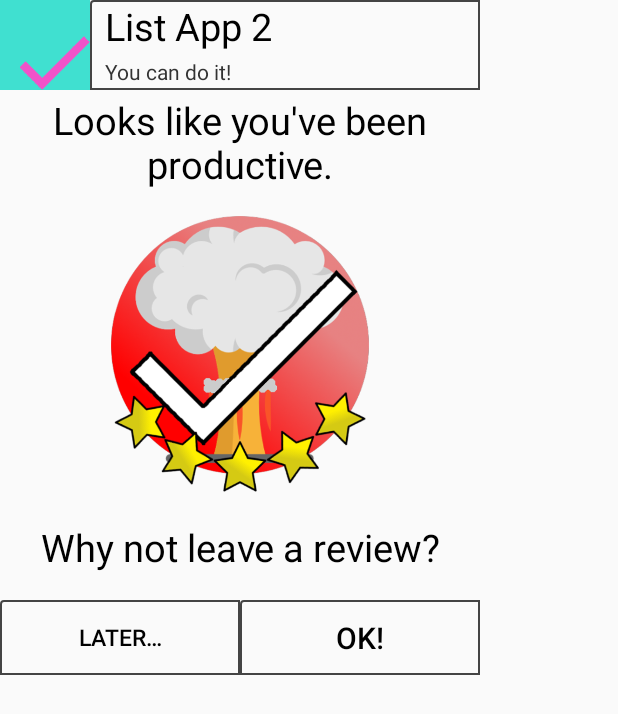
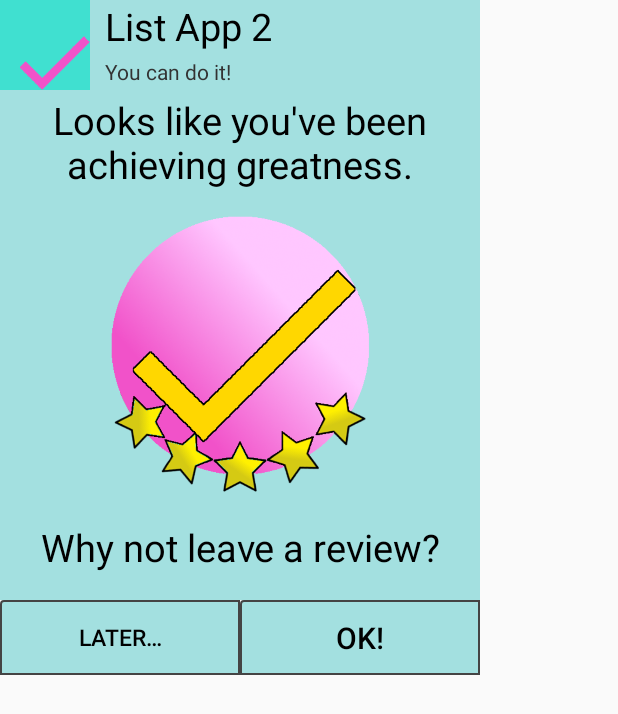
Before and after one commit to charliemcg/ListApp2, an Android app: the layout review_dialog_light.xml on its own in the app's theme, with its tools: preview values and no code run, on a phone screen of 412 x 824 dp. Shown: the top 714 px of the screen. Run offline under Robolectric (Android 15) with nearby library versions, the phone set to English and light mode, and no system bars.

Commit message:
Styled review prompt.

```diff
--- a/app/src/main/res/drawable/layout_border.xml
+++ b/app/src/main/res/drawable/layout_border.xml
@@ -1,5 +1,6 @@
 <shape xmlns:android="http://schemas.android.com/apk/res/android"
     android:shape="rectangle">
+    <solid android:color="@color/lightTurquoise"/>
     <corners
         android:radius="2dp"
         android:topRightRadius="0dp"
--- a/app/src/main/res/layout-land/review_dialog_light.xml
+++ b/app/src/main/res/layout-land/review_dialog_light.xml
@@ -8,7 +8,8 @@
   <LinearLayout
       android:layout_width="match_parent"
       android:layout_height="50dp"
-      android:orientation="horizontal">
+      android:orientation="horizontal"
+      android:background="@color/lightTurquoise">
 
     <ImageView
         android:layout_width="50dp"
@@ -19,8 +20,7 @@
     <LinearLayout
         android:layout_width="match_parent"
         android:layout_height="match_parent"
-        android:orientation="vertical"
-        android:background="@drawable/layout_border">
+        android:orientation="vertical">
 
       <TextView
           android:layout_width="match_parent"
@@ -51,13 +51,15 @@
       android:text="@string/looksLikeYouveBeen"
       android:textColor="@color/black"
       android:textSize="25dp"
-      android:textAlignment="center"/>
+      android:textAlignment="center"
+      android:background="@color/lightTurquoise"/>
 
   <ImageView
       android:layout_width="match_parent"
       android:layout_height="100dp"
       android:contentDescription="@string/accessMushroomCloudTick"
-      android:src="@drawable/mushroom_cloud"/>
+      android:src="@drawable/mushroom_cloud"
+      android:background="@color/lightTurquoise"/>
 
   <TextView
       android:layout_width="match_parent"
@@ -67,7 +69,8 @@
       android:text="@string/whyNoteLeaveAReview"
       android:textColor="@color/black"
       android:textSize="25dp"
-      android:textAlignment="center"/>
+      android:textAlignment="center"
+      android:background="@color/lightTurquoise"/>
 
   <LinearLayout
       android:layout_width="match_parent"
--- a/app/src/main/res/layout-sw320dp-land/review_dialog_light.xml
+++ b/app/src/main/res/layout-sw320dp-land/review_dialog_light.xml
@@ -8,7 +8,8 @@
   <LinearLayout
       android:layout_width="match_parent"
       android:layout_height="50dp"
-      android:orientation="horizontal">
+      android:orientation="horizontal"
+      android:background="@color/lightTurquoise">
 
     <ImageView
         android:layout_width="50dp"
@@ -19,8 +20,7 @@
     <LinearLayout
         android:layout_width="match_parent"
         android:layout_height="match_parent"
-        android:orientation="vertical"
-        android:background="@drawable/layout_border">
+        android:orientation="vertical">
 
       <TextView
           android:layout_width="match_parent"
@@ -50,14 +50,16 @@
       android:gravity="center"
       android:text="@string/looksLikeYouveBeen"
       android:textColor="@color/black"
-      android:textSize="25dp"
-      android:textAlignment="center"/>
+      android:textSize="20dp"
+      android:textAlignment="center"
+      android:background="@color/lightTurquoise"/>
 
   <ImageView
       android:layout_width="match_parent"
       android:layout_height="100dp"
       android:contentDescription="@string/accessMushroomCloudTick"
-      android:src="@drawable/mushroom_cloud"/>
+      android:src="@drawable/mushroom_cloud"
+      android:background="@color/lightTurquoise"/>
 
   <TextView
       android:layout_width="match_parent"
@@ -67,7 +69,8 @@
       android:text="@string/whyNoteLeaveAReview"
       android:textColor="@color/black"
       android:textSize="25dp"
-      android:textAlignment="center"/>
+      android:textAlignment="center"
+      android:background="@color/lightTurquoise"/>
 
   <LinearLayout
       android:layout_width="match_parent"
--- a/app/src/main/res/layout-sw320dp/review_dialog_light.xml
+++ b/app/src/main/res/layout-sw320dp/review_dialog_light.xml
@@ -8,7 +8,8 @@
   <LinearLayout
       android:layout_width="match_parent"
       android:layout_height="60dp"
-      android:orientation="horizontal">
+      android:orientation="horizontal"
+      android:background="@color/lightTurquoise">
 
     <ImageView
         android:layout_width="60dp"
@@ -19,8 +20,7 @@
     <LinearLayout
         android:layout_width="match_parent"
         android:layout_height="match_parent"
-        android:orientation="vertical"
-        android:background="@drawable/layout_border">
+        android:orientation="vertical">
 
       <TextView
           android:layout_width="match_parent"
@@ -51,13 +51,15 @@
       android:text="@string/looksLikeYouveBeen"
       android:textColor="@color/black"
       android:textSize="25dp"
-      android:textAlignment="center"/>
+      android:textAlignment="center"
+      android:background="@color/lightTurquoise"/>
 
   <ImageView
       android:layout_width="match_parent"
       android:layout_height="200dp"
       android:contentDescription="@string/accessMushroomCloudTick"
-      android:src="@drawable/mushroom_cloud"/>
+      android:src="@drawable/mushroom_cloud"
+      android:background="@color/lightTurquoise"/>
 
   <TextView
       android:layout_width="match_parent"
@@ -67,7 +69,8 @@
       android:text="@string/whyNoteLeaveAReview"
       android:textColor="@color/black"
       android:textSize="25dp"
-      android:textAlignment="center"/>
+      android:textAlignment="center"
+      android:background="@color/lightTurquoise"/>
 
   <LinearLayout
       android:layout_width="match_parent"
--- a/app/src/main/res/layout-sw480dp-land/review_dialog_light.xml
+++ b/app/src/main/res/layout-sw480dp-land/review_dialog_light.xml
@@ -8,7 +8,8 @@
   <LinearLayout
       android:layout_width="match_parent"
       android:layout_height="50dp"
-      android:orientation="horizontal">
+      android:orientation="horizontal"
+      android:background="@color/lightTurquoise">
 
     <ImageView
         android:layout_width="50dp"
@@ -19,8 +20,7 @@
     <LinearLayout
         android:layout_width="match_parent"
         android:layout_height="match_parent"
-        android:orientation="vertical"
-        android:background="@drawable/layout_border">
+        android:orientation="vertical">
 
       <TextView
           android:layout_width="match_parent"
@@ -50,14 +50,16 @@
       android:gravity="center"
       android:text="@string/looksLikeYouveBeen"
       android:textColor="@color/black"
-      android:textSize="25dp"
-      android:textAlignment="center"/>
+      android:textSize="20dp"
+      android:textAlignment="center"
+      android:background="@color/lightTurquoise"/>
 
   <ImageView
       android:layout_width="match_parent"
       android:layout_height="100dp"
       android:contentDescription="@string/accessMushroomCloudTick"
-      android:src="@drawable/mushroom_cloud"/>
+      android:src="@drawable/mushroom_cloud"
+      android:background="@color/lightTurquoise"/>
 
   <TextView
       android:layout_width="match_parent"
@@ -67,7 +69,8 @@
       android:text="@string/whyNoteLeaveAReview"
       android:textColor="@color/black"
       android:textSize="25dp"
-      android:textAlignment="center"/>
+      android:textAlignment="center"
+      android:background="@color/lightTurquoise"/>
 
   <LinearLayout
       android:layout_width="match_parent"
--- a/app/src/main/res/layout-sw480dp/review_dialog_light.xml
+++ b/app/src/main/res/layout-sw480dp/review_dialog_light.xml
@@ -8,7 +8,8 @@
   <LinearLayout
       android:layout_width="match_parent"
       android:layout_height="60dp"
-      android:orientation="horizontal">
+      android:orientation="horizontal"
+      android:background="@color/lightTurquoise">
 
     <ImageView
         android:layout_width="60dp"
@@ -19,8 +20,7 @@
     <LinearLayout
         android:layout_width="match_parent"
         android:layout_height="match_parent"
-        android:orientation="vertical"
-        android:background="@drawable/layout_border">
+        android:orientation="vertical">
 
       <TextView
           android:layout_width="match_parent"
@@ -51,13 +51,15 @@
       android:text="@string/looksLikeYouveBeen"
       android:textColor="@color/black"
       android:textSize="25dp"
-      android:textAlignment="center"/>
+      android:textAlignment="center"
+      android:background="@color/lightTurquoise"/>
 
   <ImageView
       android:layout_width="match_parent"
       android:layout_height="200dp"
       android:contentDescription="@string/accessMushroomCloudTick"
-      android:src="@drawable/mushroom_cloud"/>
+      android:src="@drawable/mushroom_cloud"
+      android:background="@color/lightTurquoise"/>
 
   <TextView
       android:layout_width="match_parent"
@@ -67,7 +69,8 @@
       android:text="@string/whyNoteLeaveAReview"
       android:textColor="@color/black"
       android:textSize="25dp"
-      android:textAlignment="center"/>
+      android:textAlignment="center"
+      android:background="@color/lightTurquoise"/>
 
   <LinearLayout
       android:layout_width="match_parent"
--- a/app/src/main/res/layout-sw600dp-land/review_dialog_light.xml
+++ b/app/src/main/res/layout-sw600dp-land/review_dialog_light.xml
@@ -8,7 +8,8 @@
   <LinearLayout
       android:layout_width="match_parent"
       android:layout_height="50dp"
-      android:orientation="horizontal">
+      android:orientation="horizontal"
+      android:background="@color/lightTurquoise">
 
     <ImageView
         android:layout_width="50dp"
@@ -19,8 +20,7 @@
     <LinearLayout
         android:layout_width="match_parent"
         android:layout_height="match_parent"
-        android:orientation="vertical"
-        android:background="@drawable/layout_border">
+        android:orientation="vertical">
 
       <TextView
           android:layout_width="match_parent"
@@ -50,14 +50,16 @@
       android:gravity="center"
       android:text="@string/looksLikeYouveBeen"
       android:textColor="@color/black"
-      android:textSize="25dp"
-      android:textAlignment="center"/>
+      android:textSize="20dp"
+      android:textAlignment="center"
+      android:background="@color/lightTurquoise"/>
 
   <ImageView
       android:layout_width="match_parent"
       android:layout_height="100dp"
       android:contentDescription="@string/accessMushroomCloudTick"
-      android:src="@drawable/mushroom_cloud"/>
+      android:src="@drawable/mushroom_cloud"
+      android:background="@color/lightTurquoise"/>
 
   <TextView
       android:layout_width="match_parent"
@@ -67,7 +69,8 @@
       android:text="@string/whyNoteLeaveAReview"
       android:textColor="@color/black"
       android:textSize="25dp"
-      android:textAlignment="center"/>
+      android:textAlignment="center"
+      android:background="@color/lightTurquoise"/>
 
   <LinearLayout
       android:layout_width="match_parent"
--- a/app/src/main/res/layout-sw600dp/review_dialog_light.xml
+++ b/app/src/main/res/layout-sw600dp/review_dialog_light.xml
@@ -8,7 +8,8 @@
   <LinearLayout
       android:layout_width="match_parent"
       android:layout_height="60dp"
-      android:orientation="horizontal">
+      android:orientation="horizontal"
+      android:background="@color/lightTurquoise">
 
     <ImageView
         android:layout_width="60dp"
@@ -19,8 +20,7 @@
     <LinearLayout
         android:layout_width="match_parent"
         android:layout_height="match_parent"
-        android:orientation="vertical"
-        android:background="@drawable/layout_border">
+        android:orientation="vertical">
 
       <TextView
           android:layout_width="match_parent"
@@ -51,13 +51,15 @@
       android:text="@string/looksLikeYouveBeen"
       android:textColor="@color/black"
       android:textSize="25dp"
-      android:textAlignment="center"/>
+      android:textAlignment="center"
+      android:background="@color/lightTurquoise"/>
 
   <ImageView
       android:layout_width="match_parent"
       android:layout_height="200dp"
       android:contentDescription="@string/accessMushroomCloudTick"
-      android:src="@drawable/mushroom_cloud"/>
+      android:src="@drawable/mushroom_cloud"
+      android:background="@color/lightTurquoise"/>
 
   <TextView
       android:layout_width="match_parent"
@@ -67,7 +69,8 @@
       android:text="@string/whyNoteLeaveAReview"
       android:textColor="@color/black"
       android:textSize="25dp"
-      android:textAlignment="center"/>
+      android:textAlignment="center"
+      android:background="@color/lightTurquoise"/>
 
   <LinearLayout
       android:layout_width="match_parent"
--- a/app/src/main/res/layout-sw720dp-land/review_dialog_light.xml
+++ b/app/src/main/res/layout-sw720dp-land/review_dialog_light.xml
@@ -8,7 +8,8 @@
   <LinearLayout
       android:layout_width="match_parent"
       android:layout_height="50dp"
-      android:orientation="horizontal">
+      android:orientation="horizontal"
+      android:background="@color/lightTurquoise">
 
     <ImageView
         android:layout_width="50dp"
@@ -19,8 +20,7 @@
     <LinearLayout
         android:layout_width="match_parent"
         android:layout_height="match_parent"
-        android:orientation="vertical"
-        android:background="@drawable/layout_border">
+        android:orientation="vertical">
 
       <TextView
           android:layout_width="match_parent"
@@ -50,14 +50,16 @@
       android:gravity="center"
       android:text="@string/looksLikeYouveBeen"
       android:textColor="@color/black"
-      android:textSize="25dp"
-      android:textAlignment="center"/>
+      android:textSize="20dp"
+      android:textAlignment="center"
+      android:background="@color/lightTurquoise"/>
 
   <ImageView
       android:layout_width="match_parent"
       android:layout_height="100dp"
       android:contentDescription="@string/accessMushroomCloudTick"
-      android:src="@drawable/mushroom_cloud"/>
+      android:src="@drawable/mushroom_cloud"
+      android:background="@color/lightTurquoise"/>
 
   <TextView
       android:layout_width="match_parent"
@@ -67,7 +69,8 @@
       android:text="@string/whyNoteLeaveAReview"
       android:textColor="@color/black"
       android:textSize="25dp"
-      android:textAlignment="center"/>
+      android:textAlignment="center"
+      android:background="@color/lightTurquoise"/>
 
   <LinearLayout
       android:layout_width="match_parent"
--- a/app/src/main/res/layout-sw720dp/review_dialog_light.xml
+++ b/app/src/main/res/layout-sw720dp/review_dialog_light.xml
@@ -8,7 +8,8 @@
   <LinearLayout
       android:layout_width="match_parent"
       android:layout_height="60dp"
-      android:orientation="horizontal">
+      android:orientation="horizontal"
+      android:background="@color/lightTurquoise">
 
     <ImageView
         android:layout_width="60dp"
@@ -19,8 +20,7 @@
     <LinearLayout
         android:layout_width="match_parent"
         android:layout_height="match_parent"
-        android:orientation="vertical"
-        android:background="@drawable/layout_border">
+        android:orientation="vertical">
 
       <TextView
           android:layout_width="match_parent"
@@ -51,13 +51,15 @@
       android:text="@string/looksLikeYouveBeen"
       android:textColor="@color/black"
       android:textSize="25dp"
-      android:textAlignment="center"/>
+      android:textAlignment="center"
+      android:background="@color/lightTurquoise"/>
 
   <ImageView
       android:layout_width="match_parent"
       android:layout_height="200dp"
       android:contentDescription="@string/accessMushroomCloudTick"
-      android:src="@drawable/mushroom_cloud"/>
+      android:src="@drawable/mushroom_cloud"
+      android:background="@color/lightTurquoise"/>
 
   <TextView
       android:layout_width="match_parent"
@@ -67,7 +69,8 @@
       android:text="@string/whyNoteLeaveAReview"
       android:textColor="@color/black"
       android:textSize="25dp"
-      android:textAlignment="center"/>
+      android:textAlignment="center"
+      android:background="@color/lightTurquoise"/>
 
   <LinearLayout
       android:layout_width="match_parent"
--- a/app/src/main/res/layout/review_dialog_light.xml
+++ b/app/src/main/res/layout/review_dialog_light.xml
@@ -8,7 +8,8 @@
   <LinearLayout
       android:layout_width="match_parent"
       android:layout_height="60dp"
-      android:orientation="horizontal">
+      android:orientation="horizontal"
+      android:background="@color/lightTurquoise">
 
     <ImageView
         android:layout_width="60dp"
@@ -19,8 +20,7 @@
     <LinearLayout
         android:layout_width="match_parent"
         android:layout_height="match_parent"
-        android:orientation="vertical"
-        android:background="@drawable/layout_border">
+        android:orientation="vertical">
 
       <TextView
           android:layout_width="match_parent"
@@ -51,13 +51,15 @@
       android:text="@string/looksLikeYouveBeen"
       android:textColor="@color/black"
       android:textSize="25dp"
-      android:textAlignment="center"/>
+      android:textAlignment="center"
+      android:background="@color/lightTurquoise"/>
 
   <ImageView
       android:layout_width="match_parent"
       android:layout_height="200dp"
       android:contentDescription="@string/accessMushroomCloudTick"
-      android:src="@drawable/mushroom_cloud"/>
+      android:src="@drawable/mushroom_cloud"
+      android:background="@color/lightTurquoise"/>
 
   <TextView
       android:layout_width="match_parent"
@@ -67,7 +69,8 @@
       android:text="@string/whyNoteLeaveAReview"
       android:textColor="@color/black"
       android:textSize="25dp"
-      android:textAlignment="center"/>
+      android:textAlignment="center"
+      android:background="@color/lightTurquoise"/>
 
   <LinearLayout
       android:layout_width="match_parent"
--- a/app/src/main/res/values/strings.xml
+++ b/app/src/main/res/values/strings.xml
@@ -67,7 +67,7 @@
     <string name="setDateTime">Set Date/Time</string>
     <string name="zero">0</string>
     <string name="excusesAreForTheWeak">You can do it!</string>
-    <string name="looksLikeYouveBeen">Looks like you\'ve been productive.</string>
+    <string name="looksLikeYouveBeen">Looks like you\'ve been achieving greatness.</string>
     <string name="whyNoteLeaveAReview">Why not leave a review?</string>
     <string name="later">Later…</string>
     <string name="oKExclamation">OK!</string>
```
Also changed, not shown: app/src/main/res/drawable/mushroom_cloud.png.
